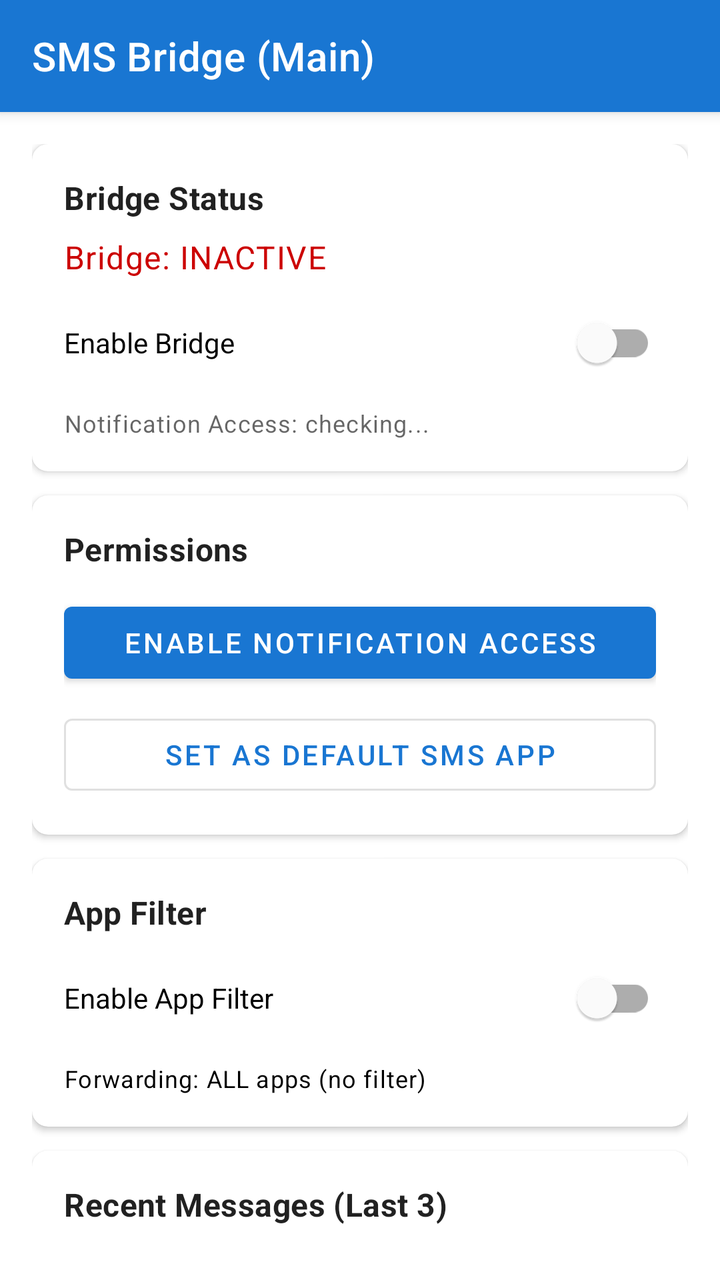
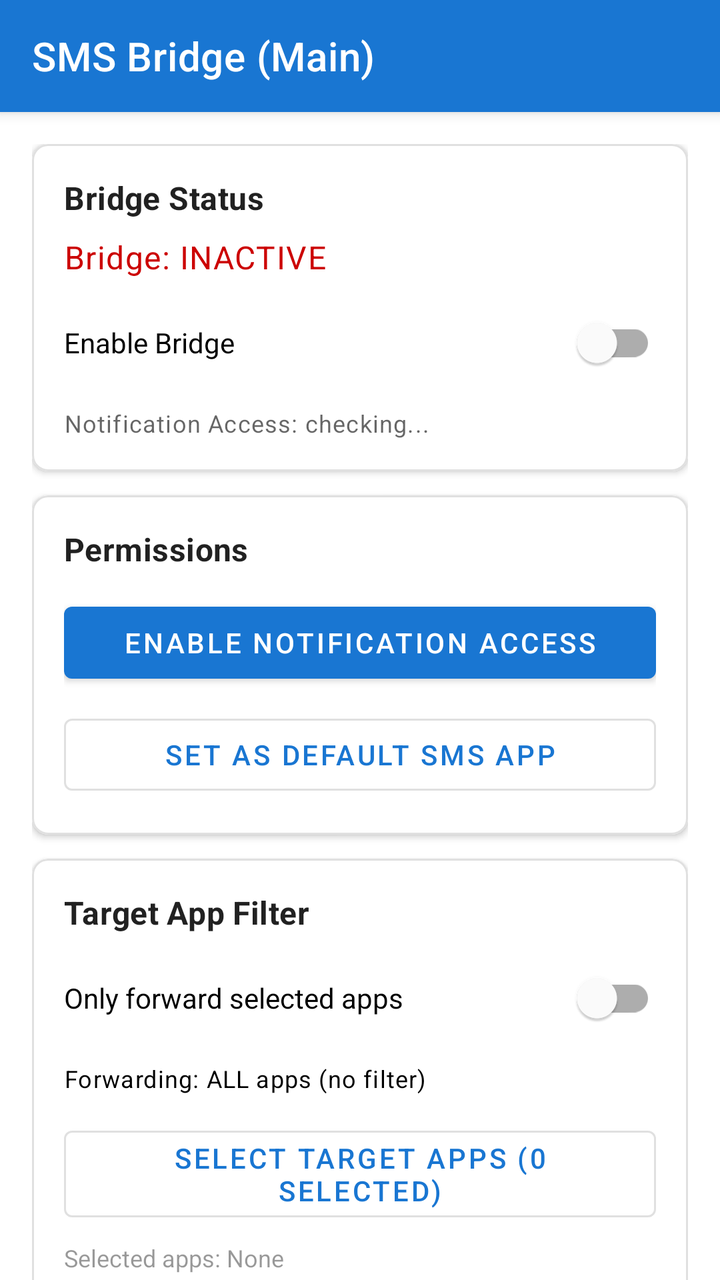

An Android layout rendered at two revisions. The XML below is the earlier revision; the diff shows what the commit changed to produce the second picture.
<!-- AndroidManifest.xml: application theme Theme.SMSBridge -->
<!-- res/layout/activity_main.xml -->
<?xml version="1.0" encoding="utf-8"?>
<androidx.coordinatorlayout.widget.CoordinatorLayout
    xmlns:android="http://schemas.android.com/apk/res/android"
    xmlns:app="http://schemas.android.com/apk/res-auto"
    xmlns:tools="http://schemas.android.com/tools"
    android:layout_width="match_parent"
    android:layout_height="match_parent"
    tools:context=".MainActivity">

    <com.google.android.material.appbar.AppBarLayout
        android:layout_width="match_parent"
        android:layout_height="wrap_content">

        <androidx.appcompat.widget.Toolbar
            android:id="@+id/toolbar"
            android:layout_width="match_parent"
            android:layout_height="?attr/actionBarSize"
            android:background="?attr/colorPrimary"
            android:elevation="4dp"
            android:theme="@style/ThemeOverlay.AppCompat.Dark.ActionBar"
            app:title="SMS Bridge (Main)"
            app:titleTextColor="@android:color/white"/>

    </com.google.android.material.appbar.AppBarLayout>

    <androidx.core.widget.NestedScrollView
        android:layout_width="match_parent"
        android:layout_height="match_parent"
        app:layout_behavior="@string/appbar_scrolling_view_behavior">

        <LinearLayout
            android:layout_width="match_parent"
            android:layout_height="wrap_content"
            android:orientation="vertical"
            android:padding="16dp">

            
            <com.google.android.material.card.MaterialCardView
                android:layout_width="match_parent"
                android:layout_height="wrap_content"
                android:layout_marginBottom="12dp"
                app:cardCornerRadius="8dp"
                app:cardElevation="2dp">

                <LinearLayout
                    android:layout_width="match_parent"
                    android:layout_height="wrap_content"
                    android:orientation="vertical"
                    android:padding="16dp">

                    <TextView
                        android:layout_width="match_parent"
                        android:layout_height="wrap_content"
                        android:text="Bridge Status"
                        android:textAppearance="@style/TextAppearance.MaterialComponents.Subtitle1"
                        android:textStyle="bold"
                        android:layout_marginBottom="8dp"/>

                    <TextView
                        android:id="@+id/tvBridgeStatus"
                        android:layout_width="match_parent"
                        android:layout_height="wrap_content"
                        android:text="Bridge: INACTIVE"
                        android:textAppearance="@style/TextAppearance.MaterialComponents.Body1"
                        android:textColor="@android:color/holo_red_dark"
                        android:layout_marginBottom="8dp"/>

                    <com.google.android.material.switchmaterial.SwitchMaterial
                        android:id="@+id/switchBridge"
                        android:layout_width="match_parent"
                        android:layout_height="wrap_content"
                        android:text="Enable Bridge"
                        android:layout_marginBottom="8dp"/>

                    <TextView
                        android:id="@+id/tvNotifStatus"
                        android:layout_width="match_parent"
                        android:layout_height="wrap_content"
                        android:text="Notification Access: checking..."
                        android:textAppearance="@style/TextAppearance.MaterialComponents.Caption"/>

                </LinearLayout>
            </com.google.android.material.card.MaterialCardView>

            
            <com.google.android.material.card.MaterialCardView
                android:layout_width="match_parent"
                android:layout_height="wrap_content"
                android:layout_marginBottom="12dp"
                app:cardCornerRadius="8dp"
                app:cardElevation="2dp">

                <LinearLayout
                    android:layout_width="match_parent"
                    android:layout_height="wrap_content"
                    android:orientation="vertical"
                    android:padding="16dp">

                    <TextView
                        android:layout_width="match_parent"
                        android:layout_height="wrap_content"
                        android:text="Permissions"
                        android:textAppearance="@style/TextAppearance.MaterialComponents.Subtitle1"
                        android:textStyle="bold"
                        android:layout_marginBottom="12dp"/>

                    <Button
                        android:id="@+id/btnNotifSettings"
                        style="@style/Widget.MaterialComponents.Button"
                        android:layout_width="match_parent"
                        android:layout_height="wrap_content"
                        android:text="Enable Notification Access"
                        android:layout_marginBottom="8dp"/>

                    <Button
                        android:id="@+id/btnSmsSettings"
                        style="@style/Widget.MaterialComponents.Button.OutlinedButton"
                        android:layout_width="match_parent"
                        android:layout_height="wrap_content"
                        android:text="Set as Default SMS App"/>

                </LinearLayout>
            </com.google.android.material.card.MaterialCardView>

            
            <com.google.android.material.card.MaterialCardView
                android:layout_width="match_parent"
                android:layout_height="wrap_content"
                android:layout_marginBottom="12dp"
                app:cardCornerRadius="8dp"
                app:cardElevation="2dp">

                <LinearLayout
                    android:layout_width="match_parent"
                    android:layout_height="wrap_content"
                    android:orientation="vertical"
                    android:padding="16dp">

                    <TextView
                        android:layout_width="match_parent"
                        android:layout_height="wrap_content"
                        android:text="App Filter"
                        android:textAppearance="@style/TextAppearance.MaterialComponents.Subtitle1"
                        android:textStyle="bold"
                        android:layout_marginBottom="8dp"/>

                    <com.google.android.material.switchmaterial.SwitchMaterial
                        android:id="@+id/switchFilter"
                        android:layout_width="match_parent"
                        android:layout_height="wrap_content"
                        android:text="Enable App Filter"
                        android:layout_marginBottom="8dp"/>

                    <TextView
                        android:id="@+id/tvFilterHint"
                        android:layout_width="match_parent"
                        android:layout_height="wrap_content"
                        android:text="Forwarding: ALL apps (no filter)"
                        android:textAppearance="@style/TextAppearance.MaterialComponents.Caption"
                        android:textColor="?attr/colorOnSurface"/>

                </LinearLayout>
            </com.google.android.material.card.MaterialCardView>

            
            <com.google.android.material.card.MaterialCardView
                android:layout_width="match_parent"
                android:layout_height="wrap_content"
                android:layout_marginBottom="12dp"
                app:cardCornerRadius="8dp"
                app:cardElevation="2dp">

                <LinearLayout
                    android:layout_width="match_parent"
                    android:layout_height="wrap_content"
                    android:orientation="vertical"
                    android:padding="16dp">

                    <TextView
                        android:layout_width="match_parent"
                        android:layout_height="wrap_content"
                        android:text="Recent Messages (Last 3)"
                        android:textAppearance="@style/TextAppearance.MaterialComponents.Subtitle1"
                        android:textStyle="bold"
                        android:layout_marginBottom="8dp"/>

                    <androidx.recyclerview.widget.RecyclerView
                        android:id="@+id/rvMessages"
                        android:layout_width="match_parent"
                        android:layout_height="wrap_content"
                        android:nestedScrollingEnabled="false"/>

                    <Button
                        android:id="@+id/btnClearMessages"
                        style="@style/Widget.MaterialComponents.Button.TextButton"
                        android:layout_width="wrap_content"
                        android:layout_height="wrap_content"
                        android:layout_gravity="end"
                        android:text="Clear"
                        android:layout_marginTop="4dp"/>

                </LinearLayout>
            </com.google.android.material.card.MaterialCardView>

        </LinearLayout>
    </androidx.core.widget.NestedScrollView>

</androidx.coordinatorlayout.widget.CoordinatorLayout>
<!-- resources referenced by this layout -->
<resources>
  <style name="Theme.SMSBridge" parent="Theme.MaterialComponents.DayNight.NoActionBar">
          <item name="colorPrimary">@color/colorPrimary</item>
          <item name="colorPrimaryDark">@color/colorPrimaryDark</item>
          <item name="colorAccent">@color/colorAccent</item>
          <item name="colorOutline">@color/colorOutline</item>
      </style>
  <color name="colorPrimary">#1976D2</color>
  <color name="colorPrimaryDark">#1565C0</color>
  <color name="colorAccent">#FF4081</color>
  <color name="colorOutline">#E0E0E0</color>
</resources>

<!-- the commit's change to res/layout/activity_main.xml (unified diff, before → after) -->
@@ -15,7 +15,7 @@
             android:id="@+id/toolbar"
             android:layout_width="match_parent"
             android:layout_height="?attr/actionBarSize"
-            android:background="?attr/colorPrimary"
+            android:background="@color/colorPrimary"
             android:elevation="4dp"
             android:theme="@style/ThemeOverlay.AppCompat.Dark.ActionBar"
             app:title="SMS Bridge (Main)"
@@ -40,7 +40,9 @@
                 android:layout_height="wrap_content"
                 android:layout_marginBottom="12dp"
                 app:cardCornerRadius="8dp"
-                app:cardElevation="2dp">
+                app:cardElevation="2dp"
+                app:strokeWidth="1dp"
+                app:strokeColor="@color/colorOutline">
 
                 <LinearLayout
                     android:layout_width="match_parent"
@@ -88,7 +90,9 @@
                 android:layout_height="wrap_content"
                 android:layout_marginBottom="12dp"
                 app:cardCornerRadius="8dp"
-                app:cardElevation="2dp">
+                app:cardElevation="2dp"
+                app:strokeWidth="1dp"
+                app:strokeColor="@color/colorOutline">
 
                 <LinearLayout
                     android:layout_width="match_parent"
@@ -128,18 +132,20 @@
                 android:layout_height="wrap_content"
                 android:layout_marginBottom="12dp"
                 app:cardCornerRadius="8dp"
-                app:cardElevation="2dp">
-
-                <LinearLayout
-                    android:layout_width="match_parent"
-                    android:layout_height="wrap_content"
-                    android:orientation="vertical"
-                    android:padding="16dp">
-
-                    <TextView
-                        android:layout_width="match_parent"
-                        android:layout_height="wrap_content"
-                        android:text="App Filter"
+                app:cardElevation="2dp"
+                app:strokeWidth="1dp"
+                app:strokeColor="@color/colorOutline">
+
+                <LinearLayout
+                    android:layout_width="match_parent"
+                    android:layout_height="wrap_content"
+                    android:orientation="vertical"
+                    android:padding="16dp">
+
+                    <TextView
+                        android:layout_width="match_parent"
+                        android:layout_height="wrap_content"
+                        android:text="Target App Filter"
                         android:textAppearance="@style/TextAppearance.MaterialComponents.Subtitle1"
                         android:textStyle="bold"
                         android:layout_marginBottom="8dp"/>
@@ -148,7 +154,7 @@
                         android:id="@+id/switchFilter"
                         android:layout_width="match_parent"
                         android:layout_height="wrap_content"
-                        android:text="Enable App Filter"
+                        android:text="Only forward selected apps"
                         android:layout_marginBottom="8dp"/>
 
                     <TextView
@@ -157,18 +163,40 @@
                         android:layout_height="wrap_content"
                         android:text="Forwarding: ALL apps (no filter)"
                         android:textAppearance="@style/TextAppearance.MaterialComponents.Caption"
-                        android:textColor="?attr/colorOnSurface"/>
-
-                </LinearLayout>
-            </com.google.android.material.card.MaterialCardView>
-
-            
-            <com.google.android.material.card.MaterialCardView
-                android:layout_width="match_parent"
-                android:layout_height="wrap_content"
-                android:layout_marginBottom="12dp"
-                app:cardCornerRadius="8dp"
-                app:cardElevation="2dp">
+                        android:textColor="?attr/colorOnSurface"
+                        android:layout_marginBottom="12dp"/>
+
+                    
+                    <com.google.android.material.button.MaterialButton
+                        android:id="@+id/btnSelectApps"
+                        style="@style/Widget.MaterialComponents.Button.OutlinedButton"
+                        android:layout_width="match_parent"
+                        android:layout_height="wrap_content"
+                        android:text="Select Target Apps (0 selected)"
+                        android:layout_marginBottom="6dp"/>
+
+                    
+                    <TextView
+                        android:id="@+id/tvSelectedAppsSummary"
+                        android:layout_width="match_parent"
+                        android:layout_height="wrap_content"
+                        android:textSize="12sp"
+                        android:alpha="0.75"
+                        android:lineSpacingMultiplier="1.2"
+                        android:text="Selected apps: None"/>
+
+                </LinearLayout>
+            </com.google.android.material.card.MaterialCardView>
+
+            
+            <com.google.android.material.card.MaterialCardView
+                android:layout_width="match_parent"
+                android:layout_height="wrap_content"
+                android:layout_marginBottom="12dp"
+                app:cardCornerRadius="8dp"
+                app:cardElevation="2dp"
+                app:strokeWidth="1dp"
+                app:strokeColor="@color/colorOutline">
 
                 <LinearLayout
                     android:layout_width="match_parent"
